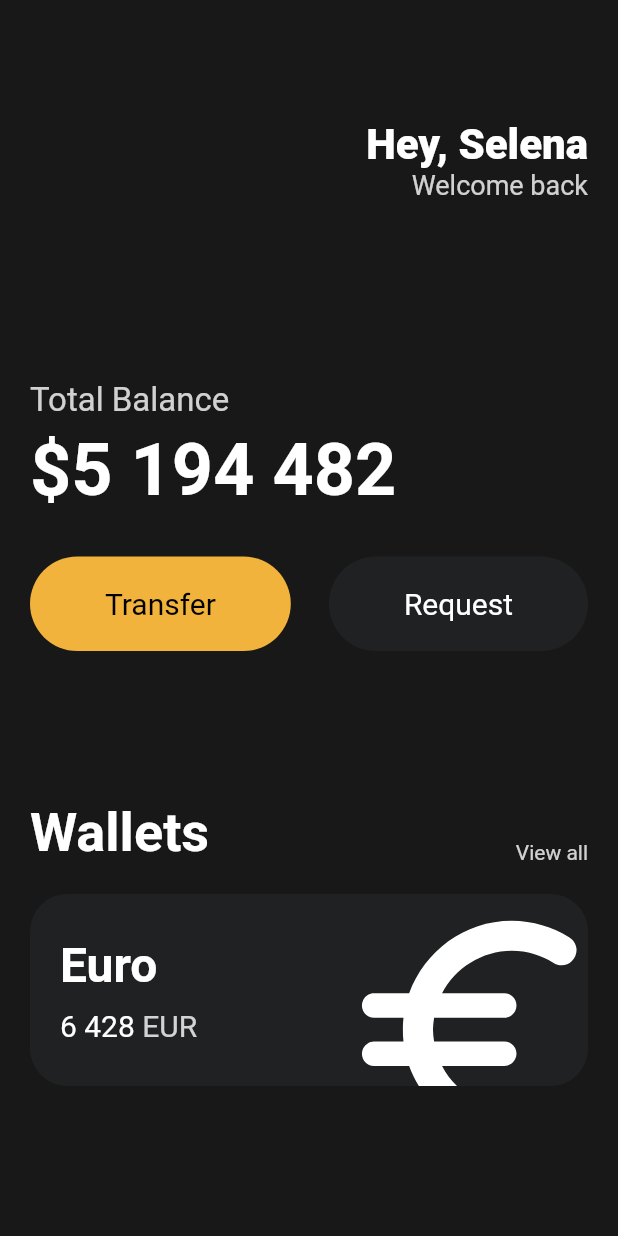
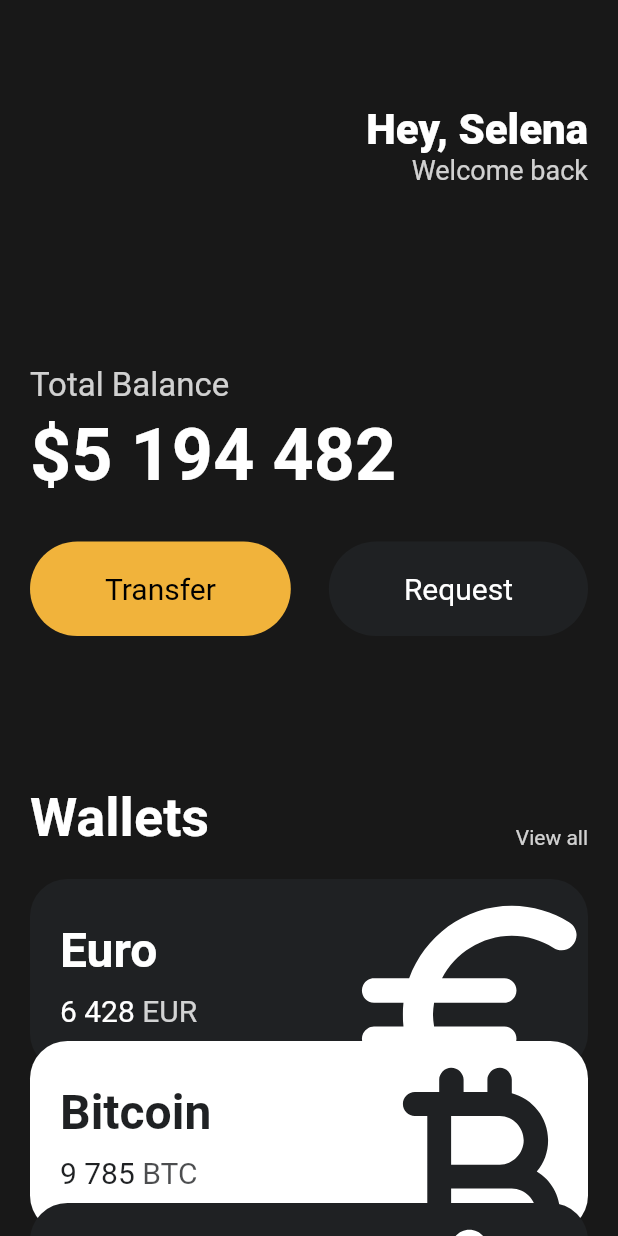
Before and after one commit to tjyoon0324/nomad_coder_flutter_practice_1, a Flutter app: the screen it shows after launch, on a phone screen of 412 x 824 dp. Run offline on Flutter 3.47's test engine with Material 2 defaults, Android fonts, the phone set to English and light mode, and no system bars.

Commit message:
refactor button.dart and currency_card.dart

```diff
--- a/lib/main.dart
+++ b/lib/main.dart
@@ -1,4 +1,7 @@
 import 'package:flutter/material.dart';
+import 'package:nomad_coder/widgets/currency_card.dart';
+
+import 'widgets/button.dart';
 
 void main() {
   runApp(const MyApp());
@@ -26,7 +29,8 @@ class MyApp extends StatelessWidget {
       ),
       home: Scaffold(
         backgroundColor: const Color(0xFF181818),
-        body: Padding(
+        body: SingleChildScrollView(
+          child: Padding(
             padding: const EdgeInsets.symmetric(
               horizontal: 20,
             ),
@@ -34,7 +38,7 @@ class MyApp extends StatelessWidget {
               crossAxisAlignment: CrossAxisAlignment.start,
               children: [
                 const SizedBox(
-                height: 80,
+                  height: 70,
                 ),
                 Row(
                   mainAxisAlignment: MainAxisAlignment.end,
@@ -123,108 +127,34 @@ class MyApp extends StatelessWidget {
                 SizedBox(
                   height: 20,
                 ),
-              Container(
-                clipBehavior: Clip.hardEdge,
-                decoration: BoxDecoration(
-                    color: Color(0xFF1F2123),
-                    borderRadius: BorderRadius.circular(25)),
-                child: Padding(
-                  padding: const EdgeInsets.all(20.0),
-                  child: Row(
-                    mainAxisAlignment: MainAxisAlignment.spaceBetween,
-                    children: [
-                      Column(
-                        crossAxisAlignment: CrossAxisAlignment.start,
-                        children: [
-                          Text(
-                            'Euro',
-                            style: TextStyle(
-                              color: Colors.white,
-                              fontSize: 32,
-                              fontWeight: FontWeight.w600,
+                CurrencyCard(
+                    name: 'Euro',
+                    code: 'EUR',
+                    amount: '6 428',
+                    icon: Icons.euro_rounded),
+                Transform.translate(
+                  offset: Offset(0,-20),
+                  child: CurrencyCard(
+                    name: 'Bitcoin',
+                    code: 'BTC',
+                    amount: '9 785',
+                    icon: Icons.currency_bitcoin_rounded,
+                    isInverted: true,
                   ),
                 ),
-                          const SizedBox(height: 10),
-                          Row(
-                            children: [
-                              Text(
-                                '6 428',
-                                style: TextStyle(
-                                  fontSize: 20,
-                                  color: Colors.white,
-                                ),
-                              ),
-                              SizedBox(
-                                width: 5,
-                              ),
-                              Text(
-                                'EUR',
-                                style: TextStyle(
-                                  color: Colors.white.withOpacity(0.8),
-                                  fontSize: 20,
-                                ),
+                Transform.translate(
+                  offset: Offset(0, -40),
+                  child: CurrencyCard(
+                      name: 'Dollar',
+                      code: 'USD',
+                      amount: '6 428',
+                      icon: Icons.attach_money_rounded),
                 ),
               ],
-                          )
-                        ],
             ),
-                      Transform.scale(
-                        scale: 2.2,
-                        child: Transform.translate(
-                          offset: const Offset(-5, 12),
-                          child: const Icon(
-                            Icons.euro_rounded,
-                            color: Colors.white,
-                            size: 88,
-                          ),
-                        ),
-                      )
-                    ],
-                  ),
-                ),
-              )
-            ],
           ),
         ),
       ),
     );
   }
 }
-
-class Button extends StatelessWidget {
-  final String text;
-  final Color bgColor;
-  final Color textColor;
-
-  const Button(
-      {super.key,
-      required this.text,
-      this.bgColor = Colors.black,
-      required this.textColor});
-
-  // Button({required this.text, required this.bgColor, required this.textColor,})
-
-  @override
-  Widget build(BuildContext context) {
-    // TODO: implement build
-    return Container(
-      decoration: BoxDecoration(
-        color: bgColor,
-        borderRadius: BorderRadius.circular(45),
-      ),
-      child: Padding(
-        padding: const EdgeInsets.symmetric(
-          horizontal: 50,
-          vertical: 20,
-        ),
-        child: Text(
-          text,
-          style: TextStyle(
-            color: textColor,
-            fontSize: 20,
-          ),
-        ),
-      ),
-    );
-  }
-}
--- /dev/null
+++ b/lib/widgets/button.dart
@@ -0,0 +1,39 @@
+import 'package:flutter/material.dart';
+
+class Button extends StatelessWidget {
+  final String text;
+  final Color bgColor;
+  final Color textColor;
+
+  const Button(
+      {super.key,
+        required this.text,
+        this.bgColor = Colors.black,
+        required this.textColor});
+
+  // Button({required this.text, required this.bgColor, required this.textColor,})
+
+  @override
+  Widget build(BuildContext context) {
+    // TODO: implement build
+    return Container(
+      decoration: BoxDecoration(
+        color: bgColor,
+        borderRadius: BorderRadius.circular(45),
+      ),
+      child: Padding(
+        padding: const EdgeInsets.symmetric(
+          horizontal: 50,
+          vertical: 20,
+        ),
+        child: Text(
+          text,
+          style: TextStyle(
+            color: textColor,
+            fontSize: 20,
+          ),
+        ),
+      ),
+    );
+  }
+}
--- /dev/null
+++ b/lib/widgets/currency_card.dart
@@ -0,0 +1,84 @@
+import 'package:flutter/material.dart';
+
+class CurrencyCard extends StatelessWidget {
+  final String name, code, amount;
+  final IconData icon;
+  final bool isInverted;
+
+  final _blackColor = const Color(0xFF1F2123);
+
+  const CurrencyCard(
+      {super.key,
+      required this.name,
+      required this.code,
+      required this.amount,
+      required this.icon,
+      this.isInverted = false});
+
+  @override
+  Widget build(BuildContext context) {
+    // TODO: implement build
+    return Container(
+      clipBehavior: Clip.hardEdge,
+      decoration: BoxDecoration(
+          color: isInverted ? Colors.white : _blackColor,
+          borderRadius: BorderRadius.circular(25)),
+      child: Padding(
+        padding: const EdgeInsets.all(20.0),
+        child: Row(
+          mainAxisAlignment: MainAxisAlignment.spaceBetween,
+          children: [
+            Column(
+              crossAxisAlignment: CrossAxisAlignment.start,
+              children: [
+                Text(
+                  name,
+                  style: TextStyle(
+                    color: isInverted ? _blackColor : Colors.white,
+                    fontSize: 32,
+                    fontWeight: FontWeight.w600,
+                  ),
+                ),
+                const SizedBox(height: 10),
+                Row(
+                  children: [
+                    Text(
+                      amount,
+                      style: TextStyle(
+                        fontSize: 20,
+                        color: isInverted ? _blackColor : Colors.white,
+                      ),
+                    ),
+                    SizedBox(
+                      width: 5,
+                    ),
+                    Text(
+                      code,
+                      style: TextStyle(
+                        color: isInverted
+                            ? _blackColor.withOpacity(0.8)
+                            : Colors.white.withOpacity(0.8),
+                        fontSize: 20,
+                      ),
+                    ),
+                  ],
+                )
+              ],
+            ),
+            Transform.scale(
+              scale: 2.2,
+              child: Transform.translate(
+                offset: const Offset(-5, 12),
+                child: Icon(
+                  icon,
+                  color: isInverted ? _blackColor : Colors.white,
+                  size: 88,
+                ),
+              ),
+            )
+          ],
+        ),
+      ),
+    );
+  }
+}
```
Lines whose indentation alone changed are shown as unchanged.
